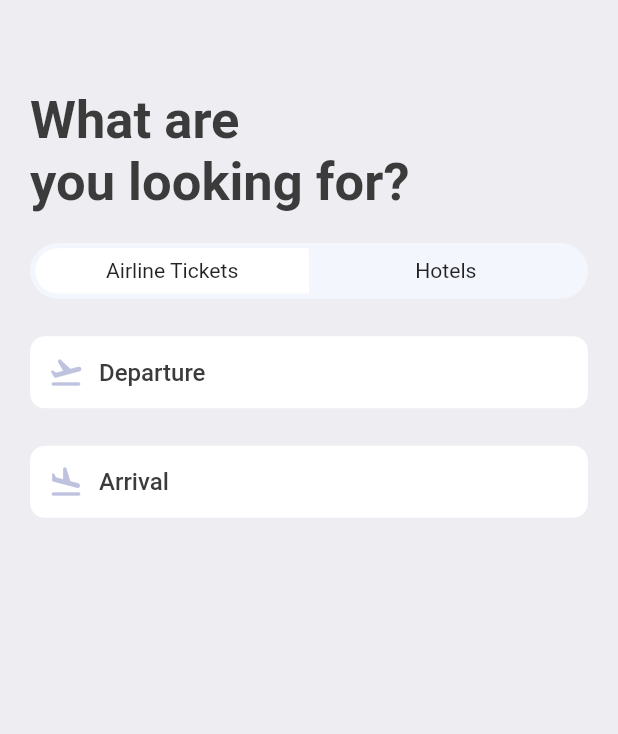
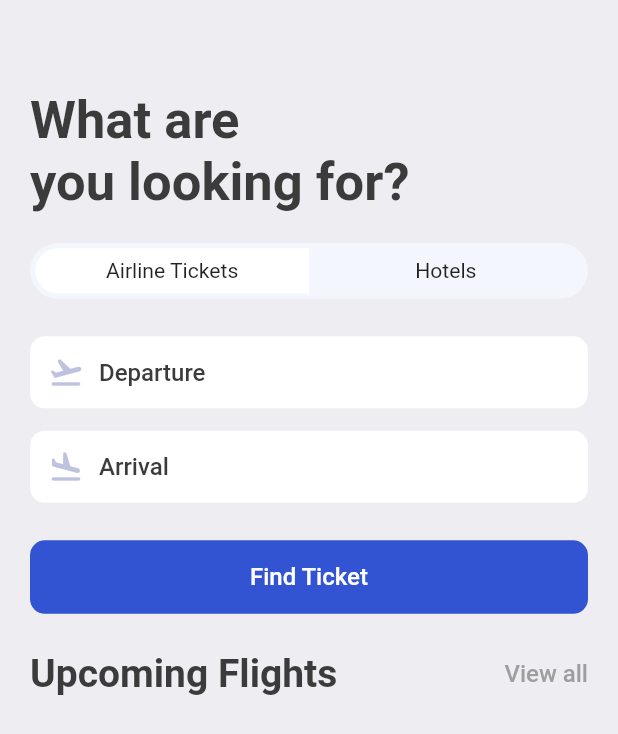
Before and after one commit to thutasann/booking-ticket, a Flutter app: the SearchScreen screen opened directly, on a phone screen of 412 x 824 dp. Shown: the top 734 px of the screen. Run offline on Flutter 3.47's test engine with Material 2 defaults, Android fonts, the light colour scheme and no system bars; our stand-ins replace fluentui_icons, gap, get.

Commit message:
UI: SubTitle widget

```diff
--- a/lib/screens/search_screen.dart
+++ b/lib/screens/search_screen.dart
@@ -1,6 +1,7 @@
 import 'package:book_ticket/utils/app_layout.dart';
 import 'package:book_ticket/utils/app_styles.dart';
 import 'package:book_ticket/widgets/icon_text_widget.dart';
+import 'package:book_ticket/widgets/sub_title_widget.dart';
 import 'package:flutter/cupertino.dart';
 import 'package:flutter/material.dart';
 import 'package:gap/gap.dart';
@@ -92,10 +93,35 @@ class SearchScreen extends StatelessWidget {
               icon: Icons.flight_takeoff_rounded,
               text: "Departure",
             ),
-            Gap(AppLayout.getHeight(25)),
+            Gap(AppLayout.getHeight(15)),
             const AppIconText(
               icon: Icons.flight_land_rounded,
               text: "Arrival",
+            ),
+
+            // FIND TICKET BUTTON
+            Gap(AppLayout.getHeight(25)),
+            Container(
+              padding: EdgeInsets.symmetric(
+                horizontal: AppLayout.getWidth(15),
+                vertical: AppLayout.getWidth(15),
+              ),
+              decoration: BoxDecoration(
+                color: const Color(0xD91139CE),
+                borderRadius: BorderRadius.circular(AppLayout.getWidth(10)),
+              ),
+              child: Center(
+                  child: Text(
+                "Find Ticket",
+                style: Styles.textStyle.copyWith(color: Colors.white),
+              )),
+            ),
+
+            // SUB TITLE SECTION
+            Gap(AppLayout.getHeight(25)),
+            const SubTitleWidget(
+              bigText: "Upcoming Flights",
+              smallText: "View all",
             ),
           ],
         ),
--- /dev/null
+++ b/lib/widgets/sub_title_widget.dart
@@ -0,0 +1,36 @@
+import 'package:book_ticket/utils/app_styles.dart';
+import 'package:flutter/material.dart';
+
+class SubTitleWidget extends StatelessWidget {
+  final String bigText;
+  final String smallText;
+  const SubTitleWidget({
+    Key? key,
+    required this.bigText,
+    required this.smallText,
+  }) : super(key: key);
+
+  @override
+  Widget build(BuildContext context) {
+    return Row(
+      mainAxisAlignment: MainAxisAlignment.spaceBetween,
+      children: [
+        Text(
+          bigText,
+          style: Styles.headLineStyle1,
+        ),
+        InkWell(
+          onTap: () {
+            debugPrint("It is tapped");
+          },
+          child: Text(
+            smallText,
+            style: Styles.textStyle.copyWith(
+              color: Colors.grey,
+            ),
+          ),
+        )
+      ],
+    );
+  }
+}
```
Also changed, not shown: lib/screens/home_screen.dart (+6 -33 lines).
